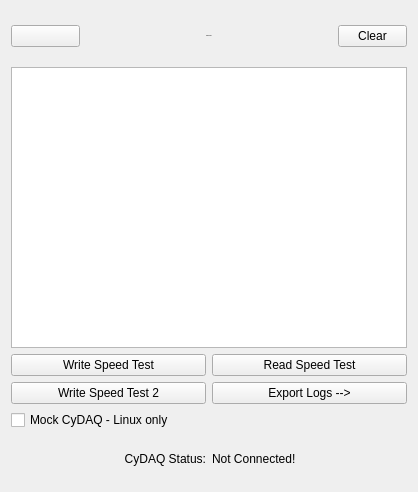
wyattduber/CyDAQ, file gui/qtdesigner/DebugWidget.ui: the form before one commit.
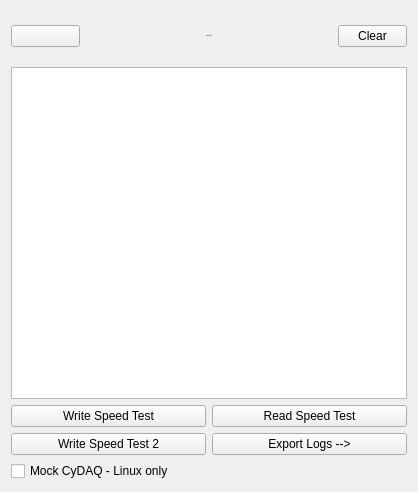
The form after the commit. Icons and pictures are not drawn.

Commit message: Connection Status Working, Auto Re-size is not

```diff
--- a/gui/qtdesigner/DebugWidget.ui
+++ b/gui/qtdesigner/DebugWidget.ui
@@ -162,33 +162,6 @@
      </property>
     </widget>
    </item>
-   <item>
-    <layout class="QHBoxLayout" name="horizontalLayout_2">
-     <item>
-      <widget class="QLabel" name="label_4">
-       <property name="text">
-        <string>CyDAQ Status:</string>
-       </property>
-       <property name="alignment">
-        <set>Qt::AlignRight|Qt::AlignTrailing|Qt::AlignVCenter</set>
-       </property>
-      </widget>
-     </item>
-     <item>
-      <widget class="QLabel" name="connection_status_label">
-       <property name="minimumSize">
-        <size>
-         <width>0</width>
-         <height>45</height>
-        </size>
-       </property>
-       <property name="text">
-        <string>Not Connected!</string>
-       </property>
-      </widget>
-     </item>
-    </layout>
-   </item>
   </layout>
  </widget>
  <resources>
```
The commit also changes 16 other files.
